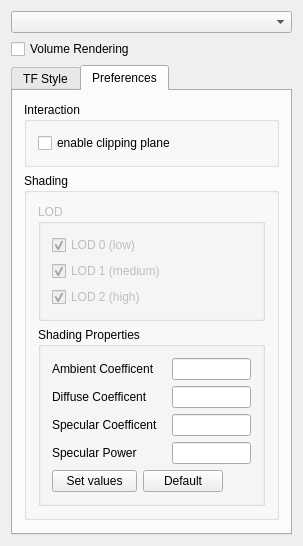
First picture: the form in Modules/Bundles/org.mitk.gui.qt.volumevisualization/src/internal/QmitkVolumeVisualizationViewControls.ui, repository MITK/MITK, before the edit.
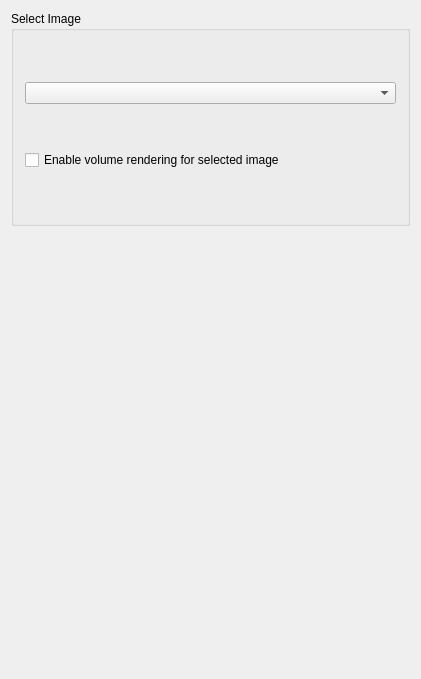
Second picture: the form after the edit. The open tabs and pages were chosen to show the change. Custom widgets are drawn as their Qt base class.

What changed in the file:
```diff
--- a/Modules/Bundles/org.mitk.gui.qt.volumevisualization/src/internal/QmitkVolumeVisualizationViewControls.ui
+++ b/Modules/Bundles/org.mitk.gui.qt.volumevisualization/src/internal/QmitkVolumeVisualizationViewControls.ui
@@ -1,12 +1,12 @@
 <ui version="4.0" >
  <class>QmitkVolumeVisualizationViewControls</class>
- <widget class="QWidget" name="QmitkVolumeVisualizationViewControls" >
-  <property name="geometry" >
+ <widget class="QWidget" name="QmitkVolumeVisualizationViewControls">
+  <property name="geometry">
    <rect>
     <x>0</x>
     <y>0</y>
-    <width>254</width>
-    <height>514</height>
+    <width>421</width>
+    <height>679</height>
    </rect>
   </property>
   <property name="minimumSize" >
@@ -15,354 +15,50 @@
     <height>0</height>
    </size>
   </property>
-  <property name="maximumSize" >
+  <property name="maximumSize">
    <size>
-    <width>300</width>
+    <width>16777215</width>
     <height>16777215</height>
    </size>
   </property>
   <property name="windowTitle" >
    <string>QmitkTemplate</string>
   </property>
-  <layout class="QVBoxLayout" name="verticalLayout" >
+  <layout class="QVBoxLayout" name="verticalLayout_2">
    <item>
-    <widget class="QmitkDataStorageComboBox" name="m_ImageSelector" />
-   </item>
-   <item>
-    <widget class="QCheckBox" name="m_EnableRenderingCB" >
-     <property name="text" >
-      <string>Volume Rendering</string>
+    <widget class="QGroupBox" name="groupBox">
+     <property name="sizePolicy">
+      <sizepolicy hsizetype="Preferred" vsizetype="Preferred">
+       <horstretch>0</horstretch>
+       <verstretch>0</verstretch>
+      </sizepolicy>
      </property>
+     <property name="title">
+      <string>Select Image</string>
+     </property>
+     <layout class="QVBoxLayout" name="verticalLayout">
+      <item>
+       <widget class="QmitkDataStorageComboBox" name="m_ImageSelector"/>
+      </item>
+      <item>
+       <widget class="QCheckBox" name="m_EnableRenderingCB">
+        <property name="text">
+         <string>Enable volume rendering for selected image</string>
+        </property>
+       </widget>
+      </item>
+     </layout>
     </widget>
    </item>
    <item>
-    <widget class="QTabWidget" name="tabWidget" >
-     <property name="currentIndex" >
-      <number>0</number>
-     </property>
-     <widget class="QWidget" name="tabTFStyle" >
-      <attribute name="title" >
-       <string>TF Style</string>
-      </attribute>
-      <layout class="QVBoxLayout" name="verticalLayout_8" >
-       <item>
-        <widget class="QmitkTransferFunctionWidget" native="1" name="m_TransferFunctionWidget" />
-       </item>
-       <item>
-        <spacer name="verticalSpacer_2" >
-         <property name="orientation" >
-          <enum>Qt::Vertical</enum>
-         </property>
-         <property name="sizeHint" stdset="0" >
-          <size>
-           <width>20</width>
-           <height>40</height>
-          </size>
-         </property>
-        </spacer>
-       </item>
-      </layout>
-     </widget>
-     <widget class="QWidget" name="tabPreferences" >
-      <attribute name="title" >
-       <string>Preferences</string>
-      </attribute>
-      <layout class="QVBoxLayout" name="verticalLayout_6" >
-       <item>
-        <widget class="QGroupBox" name="InteractionGroupBox" >
-         <property name="enabled" >
-          <bool>true</bool>
-         </property>
-         <property name="title" >
-          <string>Interaction</string>
-         </property>
-         <layout class="QVBoxLayout" name="verticalLayout_2" >
-          <item>
-           <widget class="QCheckBox" name="m_ClippingPlaneCB" >
-            <property name="enabled" >
-             <bool>true</bool>
-            </property>
-            <property name="text" >
-             <string>enable clipping plane</string>
-            </property>
-            <property name="checked" >
-             <bool>false</bool>
-            </property>
-           </widget>
-          </item>
-         </layout>
-        </widget>
-       </item>
-       <item>
-        <widget class="QGroupBox" name="ShadingGroupBox" >
-         <property name="enabled" >
-          <bool>true</bool>
-         </property>
-         <property name="title" >
-          <string>Shading</string>
-         </property>
-         <layout class="QVBoxLayout" name="verticalLayout_4" >
-          <item>
-           <widget class="QGroupBox" name="LODGroupBox" >
-            <property name="enabled" >
-             <bool>false</bool>
-            </property>
-            <property name="title" >
-             <string>LOD</string>
-            </property>
-            <layout class="QVBoxLayout" name="verticalLayout_3" >
-             <item>
-              <widget class="QCheckBox" name="m_EnableShading0" >
-               <property name="enabled" >
-                <bool>false</bool>
-               </property>
-               <property name="font" >
-                <font>
-                 <weight>50</weight>
-                 <bold>false</bold>
-                </font>
-               </property>
-               <property name="text" >
-                <string>LOD 0 (low)</string>
-               </property>
-               <property name="checked" >
-                <bool>true</bool>
-               </property>
-              </widget>
-             </item>
-             <item>
-              <widget class="QCheckBox" name="m_EnableShading1" >
-               <property name="enabled" >
-                <bool>false</bool>
-               </property>
-               <property name="font" >
-                <font>
-                 <weight>50</weight>
-                 <bold>false</bold>
-                </font>
-               </property>
-               <property name="text" >
-                <string>LOD 1 (medium)</string>
-               </property>
-               <property name="checked" >
-                <bool>true</bool>
-               </property>
-              </widget>
-             </item>
-             <item>
-              <widget class="QCheckBox" name="m_EnableShading2" >
-               <property name="enabled" >
-                <bool>false</bool>
-               </property>
-               <property name="font" >
-                <font>
-                 <weight>50</weight>
-                 <bold>false</bold>
-                </font>
-               </property>
-               <property name="text" >
-                <string>LOD 2 (high)</string>
-               </property>
-               <property name="checked" >
-                <bool>true</bool>
-               </property>
-              </widget>
-             </item>
-            </layout>
-           </widget>
-          </item>
-          <item>
-           <widget class="QGroupBox" name="groupBox_4" >
-            <property name="enabled" >
-             <bool>true</bool>
-            </property>
-            <property name="title" >
-             <string>Shading Properties</string>
-            </property>
-            <layout class="QGridLayout" name="gridLayout" >
-             <item row="0" column="0" colspan="2" >
-              <widget class="QLabel" name="textLabel1" >
-               <property name="enabled" >
-                <bool>true</bool>
-               </property>
-               <property name="font" >
-                <font>
-                 <weight>50</weight>
-                 <bold>false</bold>
-                </font>
-               </property>
-               <property name="text" >
-                <string>Ambient Coefficent</string>
-               </property>
-               <property name="wordWrap" >
-                <bool>false</bool>
-               </property>
-              </widget>
-             </item>
-             <item row="0" column="2" colspan="2" >
-              <widget class="QLineEdit" name="m_AmbientEdit" >
-               <property name="minimumSize" >
-                <size>
-                 <width>50</width>
-                 <height>0</height>
-                </size>
-               </property>
-               <property name="font" >
-                <font>
-                 <weight>50</weight>
-                 <bold>false</bold>
-                </font>
-               </property>
-              </widget>
-             </item>
-             <item row="1" column="0" colspan="2" >
-              <widget class="QLabel" name="textLabel1_2" >
-               <property name="font" >
-                <font>
-                 <weight>50</weight>
-                 <bold>false</bold>
-                </font>
-               </property>
-               <property name="text" >
-                <string>Diffuse Coefficent</string>
-               </property>
-               <property name="wordWrap" >
-                <bool>false</bool>
-               </property>
-              </widget>
-             </item>
-             <item row="1" column="2" colspan="2" >
-              <widget class="QLineEdit" name="m_DiffuseEdit" >
-               <property name="minimumSize" >
-                <size>
-                 <width>50</width>
-                 <height>0</height>
-                </size>
-               </property>
-               <property name="font" >
-                <font>
-                 <weight>50</weight>
-                 <bold>false</bold>
-                </font>
-               </property>
-              </widget>
-             </item>
-             <item row="2" column="0" colspan="2" >
-              <widget class="QLabel" name="textLabel1_2_2" >
-               <property name="font" >
-                <font>
-                 <weight>50</weight>
-                 <bold>false</bold>
-                </font>
-               </property>
-               <property name="text" >
-                <string>Specular Coefficent</string>
-               </property>
-               <property name="wordWrap" >
-                <bool>false</bool>
-               </property>
-              </widget>
-             </item>
-             <item row="2" column="2" colspan="2" >
-              <widget class="QLineEdit" name="m_SpecularEdit" >
-               <property name="minimumSize" >
-                <size>
-                 <width>50</width>
-                 <height>0</height>
-                </size>
-               </property>
-               <property name="font" >
-                <font>
-                 <weight>50</weight>
-                 <bold>false</bold>
-                </font>
-               </property>
-              </widget>
-             </item>
-             <item row="3" column="0" >
-              <widget class="QLabel" name="textLabel1_2_2_2" >
-               <property name="font" >
-                <font>
-                 <weight>50</weight>
-                 <bold>false</bold>
-                </font>
-               </property>
-               <property name="text" >
-                <string>Specular Power</string>
-               </property>
-               <property name="wordWrap" >
-                <bool>false</bool>
-               </property>
-              </widget>
-             </item>
-             <item row="3" column="2" colspan="2" >
-              <widget class="QLineEdit" name="m_SpecPowerEdit" >
-               <property name="minimumSize" >
-                <size>
-                 <width>50</width>
-                 <height>0</height>
-                </size>
-               </property>
-               <property name="font" >
-                <font>
-                 <weight>50</weight>
-                 <bold>false</bold>
-                </font>
-               </property>
-              </widget>
-             </item>
-             <item row="4" column="0" >
-              <widget class="QPushButton" name="m_SetValuesButton" >
-               <property name="font" >
-                <font>
-                 <weight>50</weight>
-                 <bold>false</bold>
-                </font>
-               </property>
-               <property name="text" >
-                <string>Set values</string>
-               </property>
-              </widget>
-             </item>
-             <item row="4" column="1" colspan="2" >
-              <widget class="QPushButton" name="m_DefaultValuesButton" >
-               <property name="font" >
-                <font>
-                 <weight>50</weight>
-                 <bold>false</bold>
-                </font>
-               </property>
-               <property name="text" >
-                <string>Default</string>
-               </property>
-              </widget>
-             </item>
-            </layout>
-           </widget>
-          </item>
-         </layout>
-        </widget>
-       </item>
-       <item>
-        <spacer name="verticalSpacer" >
-         <property name="orientation" >
-          <enum>Qt::Vertical</enum>
-         </property>
-         <property name="sizeHint" stdset="0" >
-          <size>
-           <width>20</width>
-           <height>233</height>
-          </size>
-         </property>
-        </spacer>
-       </item>
-      </layout>
-     </widget>
-    </widget>
+    <widget class="QmitkTransferFunctionGeneratorWidget" name="m_TransferFunctionGeneratorWidget" native="true"/>
+   </item>
+   <item>
+    <widget class="QmitkTransferFunctionWidget" name="m_TransferFunctionWidget" native="true"/>
    </item>
   </layout>
  </widget>
- <layoutdefault spacing="6" margin="11" />
+ <layoutdefault spacing="6" margin="11"/>
  <customwidgets>
   <customwidget>
    <class>QmitkDataStorageComboBox</class>
@@ -372,7 +68,13 @@
   <customwidget>
    <class>QmitkTransferFunctionWidget</class>
    <extends>QWidget</extends>
-   <header location="global" >QmitkTransferFunctionWidget.h</header>
+   <header location="global">QmitkTransferFunctionWidget.h</header>
+  </customwidget>
+  <customwidget>
+   <class>QmitkTransferFunctionGeneratorWidget</class>
+   <extends>QWidget</extends>
+   <header location="global">QmitkTransferFunctionGeneratorWidget.h</header>
+   <container>1</container>
   </customwidget>
  </customwidgets>
  <includes>
```
Left out of the diff: 9 changed lines with no effect on the pictures.
